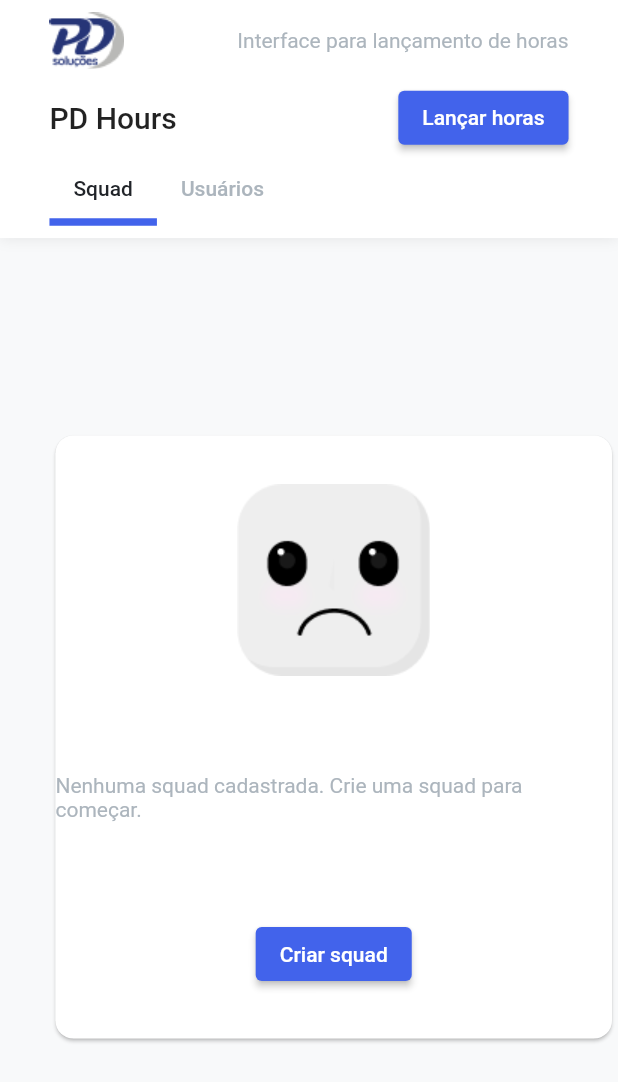
After one commit to DanielErnany/pd_hours, a Flutter app: the screen it shows after launch, on a phone screen of 412 x 824 dp. The commit adds this screen. Shown: the top 1082 px of the screen. Run offline on Flutter 3.47's test engine with Material 2 defaults, Android fonts, the phone set to English and light mode, and no system bars.

Commit message:
Adiciona card para mostrar tabela com squads criados

```diff
--- a/lib/pages/home_page.dart
+++ b/lib/pages/home_page.dart
@@ -1,5 +1,5 @@
 import 'package:flutter/material.dart';
-import 'package:pd_hours/widgets/add_squad_modal.dart';
+import 'package:pd_hours/pages/tabs/squad_tab.dart';
 import 'package:pd_hours/widgets/add_user_modal.dart';
 import 'package:pd_hours/widgets/custom_appbar.dart';
 import 'package:pd_hours/widgets/empty_card.dart';
@@ -12,15 +12,6 @@ class HomePage extends StatefulWidget {
 }
 
 class _HomePageState extends State<HomePage> {
-  void _showAddSquadDialog(BuildContext context) {
-    showDialog(
-      context: context,
-      builder: (BuildContext context) {
-        return AddSquadModal();
-      },
-    );
-  }
-
   void _showAddUserDialog(BuildContext context) {
     showDialog(
       context: context,
@@ -33,6 +24,7 @@ class _HomePageState extends State<HomePage> {
   @override
   Widget build(BuildContext context) {
     final screenSize = MediaQuery.of(context).size;
+
     return DefaultTabController(
       length: 2,
       child: Scaffold(
@@ -41,17 +33,7 @@ class _HomePageState extends State<HomePage> {
           padding: EdgeInsets.only(left: screenSize.width * 0.08),
           child: TabBarView(
             children: [
-              Align(
-                alignment: Alignment.centerLeft,
-                child: SingleChildScrollView(
-                  child: EmptyCard(
-                    labelButton: "Criar squad",
-                    description:
-                        "Nenhuma squad cadastrada. Crie uma squad para começar.",
-                    onPressed: () => _showAddSquadDialog(context),
-                  ),
-                ),
-              ),
+              const SquadTab(),
               Align(
                 alignment: Alignment.centerLeft,
                 child: SingleChildScrollView(
--- /dev/null
+++ b/lib/pages/tabs/squad_tab.dart
@@ -0,0 +1,199 @@
+import 'package:flutter/material.dart';
+import 'package:pd_hours/providers/squad_provider.dart';
+import 'package:pd_hours/utils/theme/app_colors.dart';
+import 'package:pd_hours/widgets/add_squad_modal.dart';
+import 'package:pd_hours/widgets/empty_card.dart';
+import 'package:provider/provider.dart';
+
+class SquadTab extends StatefulWidget {
+  const SquadTab({super.key});
+
+  @override
+  State<SquadTab> createState() => _SquadTabState();
+}
+
+class _SquadTabState extends State<SquadTab> {
+  void _showAddSquadDialog(BuildContext context) {
+    showDialog(
+      context: context,
+      builder: (BuildContext context) {
+        return const AddSquadModal();
+      },
+    );
+  }
+
+  @override
+  Widget build(BuildContext context) {
+    final screenSize = MediaQuery.of(context).size;
+    final theme = Theme.of(context);
+    final textTheme = theme.textTheme;
+
+    return Consumer<SquadProvider>(
+      builder: (context, squadProvider, _) {
+        final squads = squadProvider.squads;
+
+        if (squads.isEmpty) {
+          return Align(
+            alignment: Alignment.centerLeft,
+            child: SingleChildScrollView(
+              child: EmptyCard(
+                labelButton: "Criar squad",
+                description:
+                    "Nenhuma squad cadastrada. Crie uma squad para começar.",
+                onPressed: () => _showAddSquadDialog(context),
+              ),
+            ),
+          );
+        }
+
+        return Align(
+          alignment: Alignment.topLeft,
+          child: SingleChildScrollView(
+            scrollDirection: Axis.vertical,
+            child: Column(
+              crossAxisAlignment: CrossAxisAlignment.start,
+              children: [
+                Text(
+                  "Lista de Squads",
+                  style: textTheme.headline1,
+                ),
+                SizedBox(
+                  width: screenSize.width * 0.5,
+                  child: Card(
+                    shape: RoundedRectangleBorder(
+                      borderRadius: BorderRadius.circular(12),
+                    ),
+                    child: Padding(
+                      padding: EdgeInsets.symmetric(
+                        horizontal: screenSize.width * 0.02,
+                        vertical: screenSize.height * 0.05,
+                      ),
+                      child: Column(
+                        children: [
+                          SingleChildScrollView(
+                            scrollDirection: Axis.horizontal,
+                            child: ConstrainedBox(
+                              constraints: BoxConstraints(
+                                minWidth: screenSize.width * 0.4,
+                              ),
+                              child: Table(
+                                border: TableBorder(
+                                  horizontalInside: BorderSide(
+                                    color: Colors.grey.withOpacity(0.2),
+                                    width: 1,
+                                  ),
+                                  verticalInside: BorderSide.none,
+                                  top: BorderSide.none,
+                                  bottom: BorderSide.none,
+                                  left: BorderSide.none,
+                                  right: BorderSide.none,
+                                ),
+                                columnWidths: {
+                                  0: FixedColumnWidth(screenSize.width * 0.1),
+                                  1: const FlexColumnWidth(),
+                                },
+                                children: [
+                                  TableRow(
+                                    decoration: BoxDecoration(
+                                      color: theme.primaryColor,
+                                      borderRadius: const BorderRadius.only(
+                                        topLeft: Radius.circular(12),
+                                        topRight: Radius.circular(12),
+                                      ),
+                                    ),
+                                    children: [
+                                      Padding(
+                                        padding: const EdgeInsets.all(8.0),
+                                        child: Text(
+                                          'ID',
+                                          style: textTheme.subtitle1
+                                              ?.copyWith(color: Colors.white),
+                                          textAlign: TextAlign.center,
+                                          overflow: TextOverflow.ellipsis,
+                                        ),
+                                      ),
+                                      Padding(
+                                        padding: const EdgeInsets.all(8.0),
+                                        child: Text(
+                                          'Nome',
+                                          style: textTheme.subtitle1
+                                              ?.copyWith(color: Colors.white),
+                                          textAlign: TextAlign.start,
+                                          overflow: TextOverflow.ellipsis,
+                                        ),
+                                      ),
+                                    ],
+                                  ),
+                                  ...squads.map((squad) {
+                                    return TableRow(
+                                      decoration: const BoxDecoration(
+                                        color: AppColors.gray1,
+                                      ),
+                                      children: [
+                                        Padding(
+                                          padding: const EdgeInsets.all(8.0),
+                                          child: Text(
+                                            squad.id.toString(),
+                                            style: textTheme.bodyText1,
+                                            textAlign: TextAlign.center,
+                                            overflow: TextOverflow.ellipsis,
+                                          ),
+                                        ),
+                                        Padding(
+                                          padding: const EdgeInsets.all(8.0),
+                                          child: Row(
+                                            mainAxisAlignment:
+                                                MainAxisAlignment.spaceBetween,
+                                            children: [
+                                              Expanded(
+                                                child: Text(
+                                                  squad.name,
+                                                  style: textTheme.bodyText1,
+                                                  textAlign: TextAlign.start,
+                                                  overflow:
+                                                      TextOverflow.ellipsis,
+                                                ),
+                                              ),
+                                              Flexible(
+                                                child: ElevatedButton(
+                                                  onPressed: () {},
+                                                  child: const Text(
+                                                    "Visitar squad",
+                                                    overflow:
+                                                        TextOverflow.ellipsis,
+                                                  ),
+                                                ),
+                                              ),
+                                            ],
+                                          ),
+                                        ),
+                                      ],
+                                    );
+                                  }).toList(),
+                                ],
+                              ),
+                            ),
+                          ),
+                          const SizedBox(height: 16),
+                          Center(
+                            child: ElevatedButton(
+                              onPressed: () => _showAddSquadDialog(context),
+                              child: const Text(
+                                "Criar squad",
+                                overflow: TextOverflow.ellipsis,
+                              ),
+                            ),
+                          ),
+                        ],
+                      ),
+                    ),
+                  ),
+                ),
+              ],
+            ),
+          ),
+        );
+      },
+    );
+  }
+}
```
